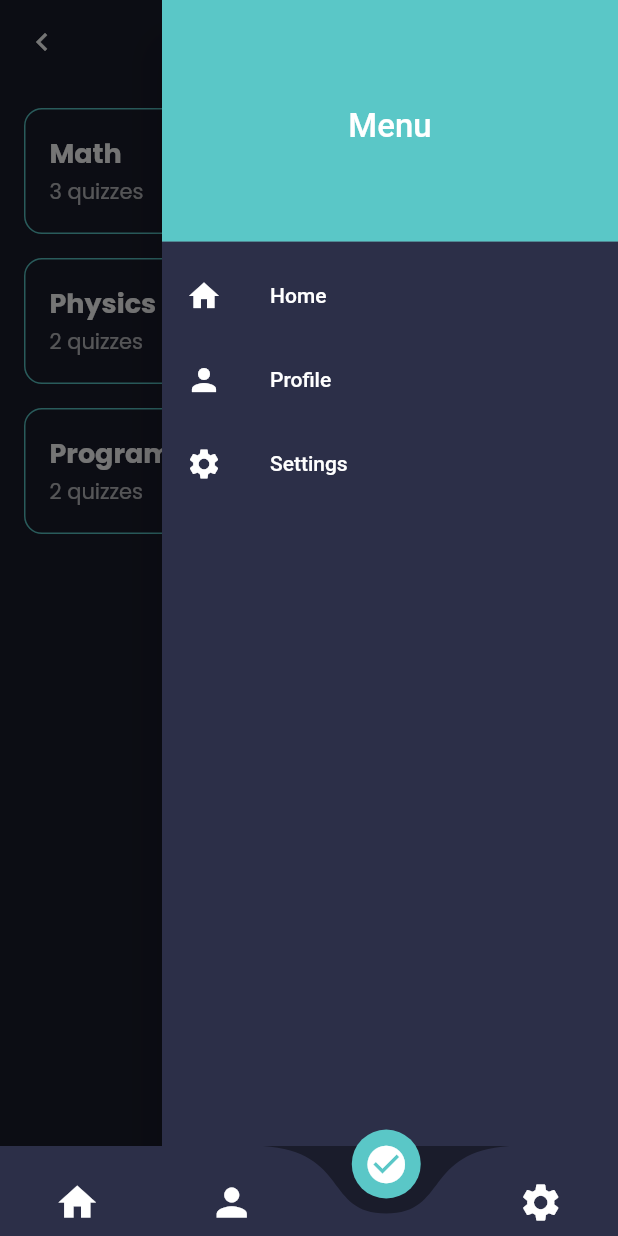
After one commit to AhmedAbdelaal345/DEPI_Final_Project, a Flutter app: the HomePage screen opened directly, with the side drawer open, on a phone screen of 412 x 824 dp. The commit adds this screen. Run offline on Flutter 3.47's test engine with Material 3 defaults, Android fonts, the phone set to English and light mode, and no system bars; drawn by our look-alikes of curved_navigation_bar; our stand-ins replace bloc, cloud_firestore, firebase_auth, firebase_core, flutter_bloc, fluttertoast and 1 more; missing offline and left inert: iconify_flutter; accounts and stored records are empty; generated files the repository leaves out were written again.

Commit message:
after ashraf edit

```diff
--- /dev/null
+++ b/lib/features/home/presentation/Screens/quiz_history_screen.dart
@@ -0,0 +1,77 @@
+import 'package:flutter/material.dart';
+import '../widgets/app_drawer.dart';
+import '../widgets/quiz_card.dart';
+import 'quiz_list_screen.dart';
+
+class QuizHistoryScreen extends StatelessWidget {
+  const QuizHistoryScreen({super.key});
+
+  final Map<String, List<Map<String, String>>> subjects = const {
+    "Math": [
+      {"title": "Math Basics", "date": "23/9/2025", "score": "80%"},
+      {"title": "Math1", "date": "12/9/2025", "score": "76%"},
+      {"title": "Math2", "date": "10/9/2025", "score": "83%"},
+    ],
+    "Physics": [
+      {"title": "Physics Basics", "date": "20/9/2025", "score": "78%"},
+      {"title": "Physics1", "date": "15/9/2025", "score": "72%"},
+    ],
+    "Programming 1": [
+      {"title": "Intro to C++", "date": "18/9/2025", "score": "88%"},
+      {"title": "Data Structures", "date": "14/9/2025", "score": "90%"},
+    ],
+  };
+
+  @override
+  Widget build(BuildContext context) {
+    return Scaffold(
+      backgroundColor: const Color(0xFF1A1C2B),
+      endDrawer: const AppDrawer(),
+      appBar: AppBar(
+        backgroundColor: const Color(0xFF1A1C2B),
+        elevation: 0,
+        leading: IconButton(
+          icon: const Icon(Icons.chevron_left, color: Colors.white),
+          onPressed: () {},
+        ),
+        title:
+            const Text("Quiz History", style: TextStyle(color: Colors.white)),
+        centerTitle: true,
+      ),
+      body: Padding(
+        padding: const EdgeInsets.all(16),
+        child: Column(
+          children: subjects.entries.map((entry) {
+            String subjectName = entry.key;
+            List<Map<String, String>> quizzes = entry.value;
+
+            double avg = quizzes
+                    .map((q) => int.parse(q["score"]!.replaceAll("%", "")))
+                    .reduce((a, b) => a + b) /
+                quizzes.length;
+
+            return GestureDetector(
+              onTap: () {
+                Navigator.push(
+                  context,
+                  MaterialPageRoute(
+                    builder: (_) => QuizListScreen(
+                      subject: subjectName,
+                      quizzes: quizzes,
+                    ),
+                  ),
+                );
+              },
+              child: QuizCard(
+                title: subjectName,
+                subtitle: "${quizzes.length} quizzes",
+                score: "${avg.toStringAsFixed(0)}%",
+                showAverage: true,
+              ),
+            );
+          }).toList(),
+        ),
+      ),
+    );
+  }
+}
--- /dev/null
+++ b/lib/features/home/presentation/Screens/wrapper_page.dart
@@ -0,0 +1,52 @@
+import 'package:depi_final_project/features/home/presentation/Screens/home_screen.dart';
+import 'package:flutter/material.dart';
+import 'package:curved_navigation_bar/curved_navigation_bar.dart';
+import 'quiz_history_screen.dart';
+
+class HomePage extends StatefulWidget {
+  const HomePage({super.key});
+
+  @override
+  State<HomePage> createState() => _HomePageState();
+}
+
+class _HomePageState extends State<HomePage> {
+  int _page = 2;
+
+  final List<Widget> _screens = const [
+    HomeScreen(),
+    Center(
+        child: Text("Profile",
+            style: TextStyle(color: Colors.white, fontSize: 22))),
+    QuizHistoryScreen(), // study
+    Center(
+        child: Text("Settings",
+            style: TextStyle(color: Colors.white, fontSize: 22))),
+  ];
+
+  @override
+  Widget build(BuildContext context) {
+    return Scaffold(
+      backgroundColor: const Color(0xFF1A1C2B),
+      body: _screens[_page],
+      bottomNavigationBar: CurvedNavigationBar(
+        backgroundColor: const Color(0xFF1A1C2B),
+        color: const Color(0xFF2C2F48),
+        buttonBackgroundColor: const Color(0xFF5AC7C7),
+        height: 60,
+        index: 2,
+        items: const <Widget>[
+          Icon(Icons.home, size: 30, color: Colors.white),
+          Icon(Icons.person, size: 30, color: Colors.white),
+          Icon(Icons.check_circle, size: 30, color: Colors.white),
+          Icon(Icons.settings, size: 30, color: Colors.white),
+        ],
+        onTap: (index) {
+          setState(() {
+            _page = index;
+          });
+        },
+      ),
+    );
+  }
+}
--- /dev/null
+++ b/lib/features/home/presentation/widgets/app_drawer.dart
@@ -0,0 +1,35 @@
+import 'package:flutter/material.dart';
+
+class AppDrawer extends StatelessWidget {
+  const AppDrawer({super.key});
+
+  @override
+  Widget build(BuildContext context) {
+    return Drawer(
+      backgroundColor: const Color(0xFF2C2F48),
+      child: ListView(
+        children: const [
+          DrawerHeader(
+            decoration: BoxDecoration(color: Color(0xFF5AC7C7)),
+            child: Center(
+              child: Text("Menu",
+                  style: TextStyle(color: Colors.white, fontSize: 22)),
+            ),
+          ),
+          ListTile(
+            leading: Icon(Icons.home, color: Colors.white),
+            title: Text("Home", style: TextStyle(color: Colors.white)),
+          ),
+          ListTile(
+            leading: Icon(Icons.person, color: Colors.white),
+            title: Text("Profile", style: TextStyle(color: Colors.white)),
+          ),
+          ListTile(
+            leading: Icon(Icons.settings, color: Colors.white),
+            title: Text("Settings", style: TextStyle(color: Colors.white)),
+          ),
+        ],
+      ),
+    );
+  }
+}
--- /dev/null
+++ b/lib/features/home/presentation/widgets/quiz_card.dart
@@ -0,0 +1,54 @@
+import 'package:flutter/material.dart';
+
+class QuizCard extends StatelessWidget {
+  final String title;
+  final String subtitle;
+  final String score;
+  final bool showAverage;
+
+  const QuizCard({
+    super.key,
+    required this.title,
+    required this.subtitle,
+    required this.score,
+    this.showAverage = false,
+  });
+
+  @override
+  Widget build(BuildContext context) {
+    return Container(
+      margin: const EdgeInsets.only(bottom: 16),
+      padding: const EdgeInsets.all(16),
+      decoration: BoxDecoration(
+        border: Border.all(color: const Color(0xFF5AC7C7)),
+        borderRadius: BorderRadius.circular(12),
+      ),
+      child: Row(
+        mainAxisAlignment: MainAxisAlignment.spaceBetween,
+        children: [
+          Column(crossAxisAlignment: CrossAxisAlignment.start, children: [
+            Text(title,
+                style: const TextStyle(
+                    color: Colors.white,
+                    fontSize: 18,
+                    fontWeight: FontWeight.bold)),
+            const SizedBox(height: 4),
+            Text(subtitle, style: const TextStyle(color: Colors.white70)),
+          ]),
+          Column(
+            children: [
+              Text(score,
+                  style: const TextStyle(
+                      color: Colors.white,
+                      fontSize: 22,
+                      fontWeight: FontWeight.bold)),
+              const SizedBox(height: 4),
+              Text(showAverage ? "Average Score" : "Score",
+                  style: const TextStyle(color: Colors.white70, fontSize: 12)),
+            ],
+          ),
+        ],
+      ),
+    );
+  }
+}
--- a/lib/features/questions/presentation/widget/page_component.dart
+++ b/lib/features/questions/presentation/widget/page_component.dart
@@ -1,6 +1,5 @@
 import 'package:depi_final_project/features/home/presentation/widgets/app_constants.dart';
 import 'package:flutter/material.dart';
-
 class PageComponent extends StatelessWidget {
   const PageComponent({
     super.key,
@@ -48,7 +47,7 @@ class PageComponent extends StatelessWidget {
                 SizedBox(width: width / 84.5),
                 Expanded(
                   child: Text(
-                    "${question} ?",
+                    "${question} ",
                     style: Theme.of(context).textTheme.bodyMedium?.copyWith(
                       color: AppColors.card,
                       fontWeight: FontWeight.w700,
@@ -60,7 +59,6 @@ class PageComponent extends StatelessWidget {
           ),
         ),
         SizedBox(height: height / 23),
-        // Display all answers
         ...selectedAnswers.asMap().entries.map((entry) {
           int index = entry.key;
           String answer = entry.value;
@@ -87,7 +85,6 @@ class PageComponent extends StatelessWidget {
 
     if (showResult && selectedAnswerIndex != null) {
       if (index == correctAnswerIndex) {
-        // Correct answer - green
         backgroundColor = Colors.green.withOpacity(0.3);
         textColor = Colors.green[800];
       } else if (index == selectedAnswerIndex && index != correctAnswerIndex) {
--- a/pubspec.yaml
+++ b/pubspec.yaml
@@ -33,6 +33,8 @@ dependencies:
   firebase_core: ^4.1.0
   google_fonts: ^6.3.1
   flutter_bloc: ^9.1.1
+  curved_navigation_bar: ^1.0.6
+  iconify_flutter: ^0.0.5
   flutter:
     sdk: flutter
   fluttertoast: ^8.2.12
```
Also changed, not shown: lib/features/home/presentation/Screens/quiz_details_screen.dart (added, +109 -0 lines), lib/features/home/presentation/Screens/quiz_list_screen.dart (added, +55 -0 lines), lib/features/home/presentation/widgets/detail_item.dart (added, +41 -0 lines), lib/features/questions/presentation/screens/quiz_page.dart (+7 -14 lines), lib/features/questions/presentation/screens/result_page.dart (added, +14 -0 lines), pubspec.lock.
